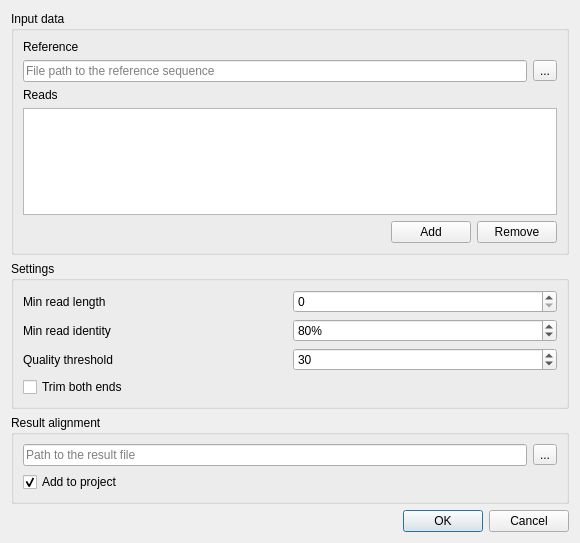
violethaze74/ugene, file src/plugins/external_tool_support/src/utils/AlignToReferenceBlastDialog.ui: the form before one commit.
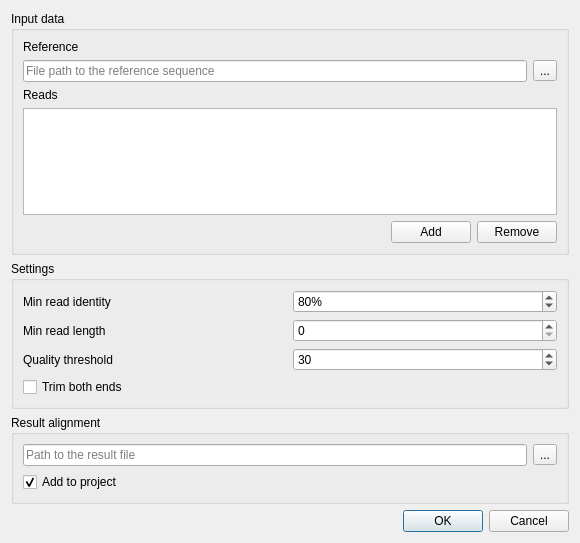
The form after the commit.

Commit message: UGENE-5325: change the parameters order

```diff
--- a/src/plugins/external_tool_support/src/utils/AlignToReferenceBlastDialog.ui
+++ b/src/plugins/external_tool_support/src/utils/AlignToReferenceBlastDialog.ui
@@ -98,37 +98,17 @@
       <string>Settings</string>
      </property>
      <layout class="QGridLayout" name="gridLayout_2">
-      <item row="0" column="1">
-       <widget class="QSpinBox" name="minLenSpinBox">
-        <property name="maximum">
-         <number>999999999</number>
-        </property>
-        <property name="singleStep">
-         <number>10</number>
-        </property>
-       </widget>
-      </item>
       <item row="1" column="1">
-       <widget class="QSpinBox" name="minIdentitySpinBox">
-        <property name="suffix">
-         <string>%</string>
+       <widget class="QSpinBox" name="minLenSpinBox">
+        <property name="maximum">
+         <number>999999999</number>
         </property>
         <property name="singleStep">
          <number>10</number>
         </property>
-        <property name="value">
-         <number>80</number>
-        </property>
        </widget>
       </item>
-      <item row="1" column="0">
-       <widget class="QLabel" name="label_4">
-        <property name="text">
-         <string>Min read identity</string>
-        </property>
-       </widget>
-      </item>
-      <item row="2" column="1">
+      <item row="3" column="1">
        <widget class="QSpinBox" name="qualitySpinBox">
         <property name="maximum">
          <number>999999999</number>
@@ -138,27 +118,47 @@
         </property>
        </widget>
       </item>
-      <item row="2" column="0">
+      <item row="3" column="0">
        <widget class="QLabel" name="label_5">
         <property name="text">
          <string>Quality threshold</string>
         </property>
        </widget>
       </item>
-      <item row="0" column="0">
+      <item row="1" column="0">
        <widget class="QLabel" name="label_3">
         <property name="text">
          <string>Min read length</string>
         </property>
        </widget>
       </item>
-      <item row="3" column="0">
+      <item row="4" column="0">
        <widget class="QCheckBox" name="trimCheckBox">
         <property name="text">
          <string>Trim both ends</string>
         </property>
        </widget>
       </item>
+      <item row="0" column="0">
+       <widget class="QLabel" name="label_4">
+        <property name="text">
+         <string>Min read identity</string>
+        </property>
+       </widget>
+      </item>
+      <item row="0" column="1">
+       <widget class="QSpinBox" name="minIdentitySpinBox">
+        <property name="suffix">
+         <string>%</string>
+        </property>
+        <property name="singleStep">
+         <number>10</number>
+        </property>
+        <property name="value">
+         <number>80</number>
+        </property>
+       </widget>
+      </item>
      </layout>
     </widget>
    </item>
```
